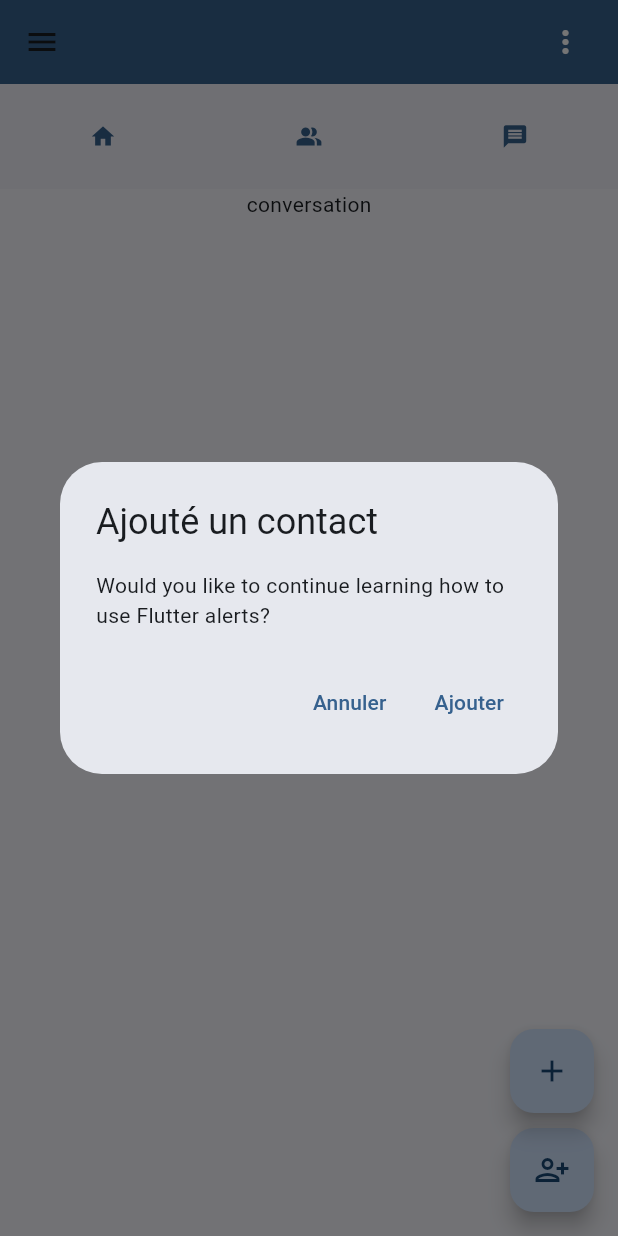
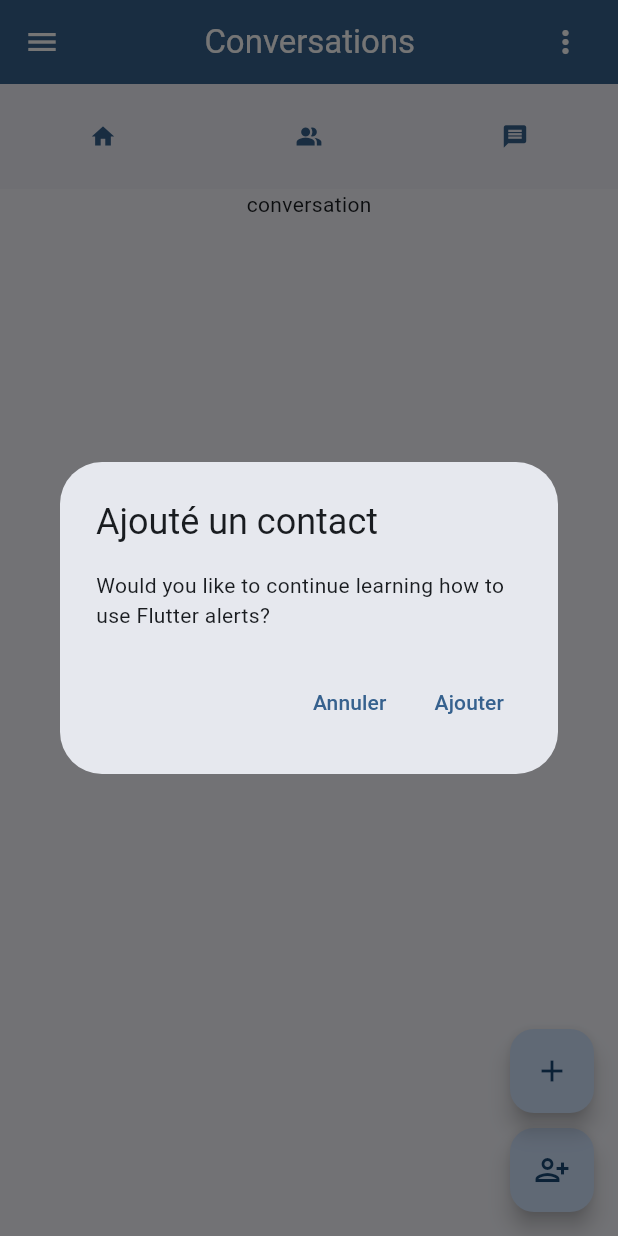
Before and after one commit to Kurobaka67/tds2, a Flutter app: the ConversationScreen screen opened directly, after a tap on the "more vert" icon, after a tap on "Options", after a tap on the "add" icon, on a phone screen of 412 x 824 dp. Run offline on Flutter 3.47's test engine with Material 3 defaults, Android fonts, the phone set to English and light mode, and no system bars; our stand-ins replace device_info_plus, form_field_validator, image_picker, loading_animation_widget, logger and 2 more; missing offline and left inert: dart:ffi, permission_handler_platform_interface; accounts and stored records are empty; network calls fail.

Commit message:
Modification 11/12
Ajout de l'écran de modification du profile + demande de l'autorisation à l'utilisateur de possibilité d'accéder à leur stockage + possibilité de récupérer des images ou des fichiers depuis le stockage du téléphone + garder la connexion tant que l'utilisateur ne s'est pas déconnecté

```diff
--- a/lib/models/group_model.dart
+++ b/lib/models/group_model.dart
@@ -21,7 +21,7 @@ class GroupModel {
 
   factory GroupModel.fromJson(Map<String, dynamic> json) => GroupModel(
     name: json["name"],
-    moderator: UserModel(firstname: json["firstname"], lastname: json["lastname"], email: json["email"], role: json["role"]),
+    moderator: UserModel(firstname: json["firstname"], lastname: json["lastname"], email: json["email"], role: json["role"], hashPassword: json["password"]),
     archived: json["archived"],
   );
 
--- a/lib/models/user_model.dart
+++ b/lib/models/user_model.dart
@@ -12,19 +12,22 @@ class UserModel {
     required this.firstname,
     required this.lastname,
     required this.email,
-    required this.role
+    required this.role,
+    required this.hashPassword
   });
 
   String firstname;
   String lastname;
   String email;
   String role;
+  String hashPassword;
 
   factory UserModel.fromJson(Map<String, dynamic> json) => UserModel(
     firstname: json["firstname"],
     lastname: json["lastname"],
     email: json["email"],
     role: json["role"],
+    hashPassword: json["password"],
   );
 
   Map<String, dynamic> toJson() => {
@@ -32,5 +35,6 @@ class UserModel {
     "lastname": lastname,
     "email": email,
     "role": role,
+    "password": hashPassword,
   };
 }
--- a/lib/screens/conversation_screen.dart
+++ b/lib/screens/conversation_screen.dart
@@ -12,7 +12,7 @@ class ConversationScreen extends StatefulWidget {
 
 class _ConversationScreenState extends State<ConversationScreen> {
   List<UserModel> contacts = [
-    UserModel(firstname: "Jon", lastname: "LEJEUNE", email: "Jon@gmail.com", role: 'client')
+    UserModel(firstname: "Jon", lastname: "LEJEUNE", email: "Jon@gmail.com", role: 'client', hashPassword: "")
   ];
   late UserModel? contactValue = null;
 
@@ -22,6 +22,8 @@ class _ConversationScreenState extends State<ConversationScreen> {
 
     return Scaffold(
       appBar: AppBar(
+        iconTheme: IconThemeData(color: theme.colorScheme.onPrimary),
+        title: Center(child: Text('Conversations', style: TextStyle(color: theme.colorScheme.onPrimary),)),
         backgroundColor: theme.colorScheme.primary,
         actions: const [
           Padding(
--- a/lib/screens/home_screen.dart
+++ b/lib/screens/home_screen.dart
@@ -1,7 +1,5 @@
 import 'package:flutter/material.dart';
 import 'package:tds2/widgets/widgets.dart';
-
-import '../models/user_model.dart';
 
 class HomeScreen extends StatefulWidget {
   const HomeScreen({super.key});
@@ -17,6 +15,8 @@ class _HomeScreenState extends State<HomeScreen> {
 
     return Scaffold(
       appBar: AppBar(
+        iconTheme: IconThemeData(color: theme.colorScheme.onPrimary),
+        title: Center(child: Text('Accueil', style: TextStyle(color: theme.colorScheme.onPrimary),)),
         backgroundColor: theme.colorScheme.primary,
         actions: const [
           Padding(
--- a/lib/screens/settings_screen.dart
+++ b/lib/screens/settings_screen.dart
@@ -0,0 +1,167 @@
+import 'dart:io';
+
+import 'package:flutter/material.dart';
+import 'package:image_picker/image_picker.dart';
+import 'package:shared_preferences/shared_preferences.dart';
+import 'package:tds2/services/users_services.dart';
+import 'package:tds2/widgets/widgets.dart';
+
+import 'home_screen.dart';
+
+class SettingScreen extends StatefulWidget {
+  const SettingScreen({super.key});
+
+  @override
+  State<SettingScreen> createState() => _SettingScreenState();
+}
+
+class _SettingScreenState extends State<SettingScreen> {
+  SharedPreferencesAsync? prefs = SharedPreferencesAsync();
+  TextEditingController emailController = TextEditingController();
+  TextEditingController firstnameController = TextEditingController();
+  TextEditingController lastnameController = TextEditingController();
+  TextEditingController passwordController = TextEditingController();
+
+  bool isLoading = false;
+
+  Future<void> initializeSharedPreferences() async {
+    setState(() {
+    });
+  }
+
+  void _navigateToHomeScreen(BuildContext context) {
+    Navigator.of(context)
+        .push(MaterialPageRoute(builder: (context) => const HomeScreen()));
+  }
+
+  @override
+  void initState() {
+    super.initState();
+    initializeSharedPreferences();
+  }
+
+  @override
+  Widget build(BuildContext context) {
+    var theme = Theme.of(context);
+
+    return Scaffold(
+      appBar: AppBar(
+        iconTheme: IconThemeData(color: theme.colorScheme.onPrimary),
+        title: Center(child: Text('Options', style: TextStyle(color: theme.colorScheme.onPrimary),)),
+        backgroundColor: theme.colorScheme.primary,
+        actions: const [
+          Padding(
+            padding: EdgeInsets.only(right: 15),
+            child: SizedBox(
+              width: 40,
+              child: OptionsMenu(),
+            ),
+          )
+        ],
+      ),
+      drawer: const TopBarDrawer(title: ""),
+      body: Column(
+        children: [
+          const TopBarMenu(),
+          SizedBox(
+            child: Padding(
+              padding: const EdgeInsets.symmetric(horizontal: 50),
+              child: Column(
+                children: [
+                  const SizedBox(
+                    height: 20,
+                  ),
+                  Stack(
+                    children: [
+                      const SizedBox(
+                        height: 130,
+                        width: 130,
+                        child: CircleAvatar(
+                          backgroundImage: NetworkImage("https://st3.depositphotos.com/6672868/13701/v/450/depositphotos_137014128-stock-illustration-user-profile-icon.jpg"),
+                        ),
+                      ),
+                      Container(
+                        height: 130,
+                        width: 130,
+                        decoration: BoxDecoration(
+                            color: Colors.black.withOpacity(0.4),
+                            borderRadius: BorderRadius.circular(75)
+                        ),
+                        child: IconButton(
+                            onPressed: () {
+
+                            },
+                            icon: const Icon(Icons.mode_edit, size: 30, color: Colors.white)
+                        ),
+                      )
+                    ],
+                  ),
+                  const SizedBox(
+                    height: 30,
+                  ),
+                  TextField(
+                      controller: firstnameController,
+                      style: TextStyle(
+                        color: theme.colorScheme.onSurface,
+                        fontSize: 20,
+                      ),
+                      decoration: InputDecoration(
+                        prefixIcon: Padding(
+                          padding: const EdgeInsets.symmetric(horizontal: 10),
+                          child: Icon(
+                            Icons.account_circle_rounded,
+                            color: theme.colorScheme.onSurface,
+                            size: 30,
+                          ),
+                        ),
+                      )
+                  ),
+                  const SizedBox(
+                    height: 30,
+                  ),
+                  TextField(
+                      controller: lastnameController,
+                      style: TextStyle(
+                        color: theme.colorScheme.onSurface,
+                        fontSize: 20,
+                      ),
+                      decoration: InputDecoration(
+                        prefixIcon: Padding(
+                          padding: const EdgeInsets.symmetric(horizontal: 10),
+                          child: Icon(
+                            Icons.account_circle_rounded,
+                            color: theme.colorScheme.onSurface,
+                            size: 30,
+                          ),
+                        ),
+                      )
+                  ),
+                  const SizedBox(
+                    height: 30,
+                  ),
+                  TextField(
+                      controller: emailController,
+                      style: TextStyle(
+                        color: theme.colorScheme.onSurface,
+                        fontSize: 20,
+                      ),
+                      decoration: InputDecoration(
+                        prefixIcon: Padding(
+                          padding: const EdgeInsets.symmetric(horizontal: 10),
+                          child: Icon(
+                            Icons.email_outlined,
+                            color: theme.colorScheme.onSurface,
+                            size: 30,
+                          ),
+                        ),
+                      )
+                  ),
+                ],
+              ),
+            ),
+          ),
+        ],
+      ),
+    );
+  }
+}
--- a/lib/widgets/app_bar_drawer.dart
+++ b/lib/widgets/app_bar_drawer.dart
@@ -2,6 +2,7 @@ import 'package:flutter/material.dart';
 import 'package:shared_preferences/shared_preferences.dart';
 import 'package:tds2/models/group_model.dart';
 import 'package:tds2/models/notification_model.dart';
+import 'package:tds2/screens/screens.dart';
 import '../models/user_model.dart';
 
 class TopBarDrawer extends StatefulWidget {
@@ -47,7 +48,6 @@ class _TopBarDrawerState extends State<TopBarDrawer> {
 
     return Drawer(
       child: ListView(
-
         padding: EdgeInsets.zero,
         children: [
           DrawerHeader(
@@ -55,7 +55,7 @@ class _TopBarDrawerState extends State<TopBarDrawer> {
               color: theme.colorScheme.primary
             ),
             child: Padding(
-              padding: const EdgeInsets.only(left: 10, right: 0, top: 0, bottom: 20),
+              padding: const EdgeInsets.only(left: 0, right: 0, top: 0, bottom: 20),
               child: Row(
                 children: [
                   Column(
@@ -70,16 +70,25 @@ class _TopBarDrawerState extends State<TopBarDrawer> {
                       const Spacer(),
                       SizedBox(
                         height: 25,
-                        width: 80,
+                        width: 90,
                         child: ElevatedButton(
                             onPressed: () {
-
+                              _navigateToProfileScreen(context);
                             },
                             style: ElevatedButton.styleFrom(
                               elevation: 0,
                               padding: const EdgeInsets.symmetric(horizontal: 0)
                             ),
-                            child: const Text("Modifier")
+                            child: const Padding(
+                              padding: EdgeInsets.symmetric(horizontal: 8),
+                              child: Row(
+                                children: [
+                                  Text("Modifier"),
+                                  Spacer(),
+                                  Icon(Icons.mode_edit, size: 18,)
+                                ],
+                              ),
+                            )
                         ),
                       )
                     ],
@@ -197,4 +206,9 @@ class _TopBarDrawerState extends State<TopBarDrawer> {
       ),
     );
   }
+
+  void _navigateToProfileScreen(BuildContext context) {
+    Navigator.of(context)
+        .push(MaterialPageRoute(builder: (context) => const ProfileScreen()));
+  }
 }
--- a/lib/widgets/login_form.dart
+++ b/lib/widgets/login_form.dart
@@ -3,7 +3,7 @@ import 'package:flutter/services.dart';
 import 'package:form_field_validator/form_field_validator.dart';
 import 'package:shared_preferences/shared_preferences.dart';
 import 'package:tds2/models/user_model.dart';
-import 'package:tds2/screens/home_screen.dart';
+import '../screens/screens.dart';
 
 import '../logger.dart';
 import '../services/users_services.dart';
@@ -48,6 +48,7 @@ class _LoginFormState extends State<LoginForm> {
       await prefs?.setString('firstname', result[0].firstname);
       await prefs?.setString('lastname', result[0].lastname);
       await prefs?.setString('role', result[0].role);
+      await prefs?.setString('password', result[0].hashPassword);
       _navigateToHomeScreen(context);
     }
   }
--- a/lib/widgets/options_menu.dart
+++ b/lib/widgets/options_menu.dart
@@ -1,9 +1,8 @@
 import 'package:flutter/material.dart';
 import 'package:shared_preferences/shared_preferences.dart';
-import 'package:tds2/screens/login_screen.dart';
+import '../screens/screens.dart';
+import '../services/users_services.dart';
 
-import '../models/user_model.dart';
-import '../services/users_services.dart';
 class OptionsMenu extends StatefulWidget {
   const OptionsMenu({super.key});
 
@@ -18,6 +17,11 @@ class _OptionsMenuState extends State<OptionsMenu> {
   void _navigateToLoginScreen(BuildContext context) {
     Navigator.of(context)
         .push(MaterialPageRoute(builder: (context) => const LoginScreen()));
+  }
+
+  void _navigateToOptionsScreen(BuildContext context) {
+    Navigator.of(context)
+        .push(MaterialPageRoute(builder: (context) => const SettingScreen()));
   }
 
   Future<void> logout() async {
@@ -69,7 +73,7 @@ class _OptionsMenuState extends State<OptionsMenu> {
         menuChildren: [
           MenuItemButton(
             onPressed: () {
-
+              _navigateToOptionsScreen(context);
             },
             child: const Row(
               children: [
--- a/lib/widgets/signin_form.dart
+++ b/lib/widgets/signin_form.dart
@@ -2,7 +2,7 @@ import 'package:flutter/material.dart';
 import 'package:flutter/services.dart';
 import 'package:form_field_validator/form_field_validator.dart';
 import 'package:shared_preferences/shared_preferences.dart';
-import 'package:tds2/screens/login_screen.dart';
+import '../screens/screens.dart';
 
 import '../logger.dart';
 import '../services/users_services.dart';
--- a/lib/widgets/widgets.dart
+++ b/lib/widgets/widgets.dart
@@ -1,5 +1,7 @@
 export 'top_bar_menu.dart';
 export 'group_item.dart';
 export 'app_bar_drawer.dart';
-export 'messag_item.dart';
+export 'message_item.dart';
 export 'options_menu.dart';
+export 'signin_form.dart';
+export 'login_form.dart';
--- a/pubspec.yaml
+++ b/pubspec.yaml
@@ -42,6 +42,11 @@ dependencies:
   path_provider: ^2.1.5
   loading_animation_widget: ^1.3.0
   form_field_validator: ^1.1.0
+  device_info_plus: ^11.1.1
+  permission_handler_platform_interface: ^4.2.3
+  permission_handler: ^11.3.1
+  image_picker: ^0.8.6
+  file_picker: ^8.1.4
 
 dev_dependencies:
   flutter_test:
```
Also changed, not shown: lib/main.dart (+48 -6 lines), lib/screens/group_message_screen.dart (+4 -3 lines), lib/screens/group_screen.dart (+4 -3 lines), lib/screens/profile_screen.dart (+233 -0 lines), lib/services/users_services.dart (+29 -0 lines), lib/widgets/message_item.dart (renamed from lib/widgets/messag_item.dart), pubspec.lock, 3 other files.
